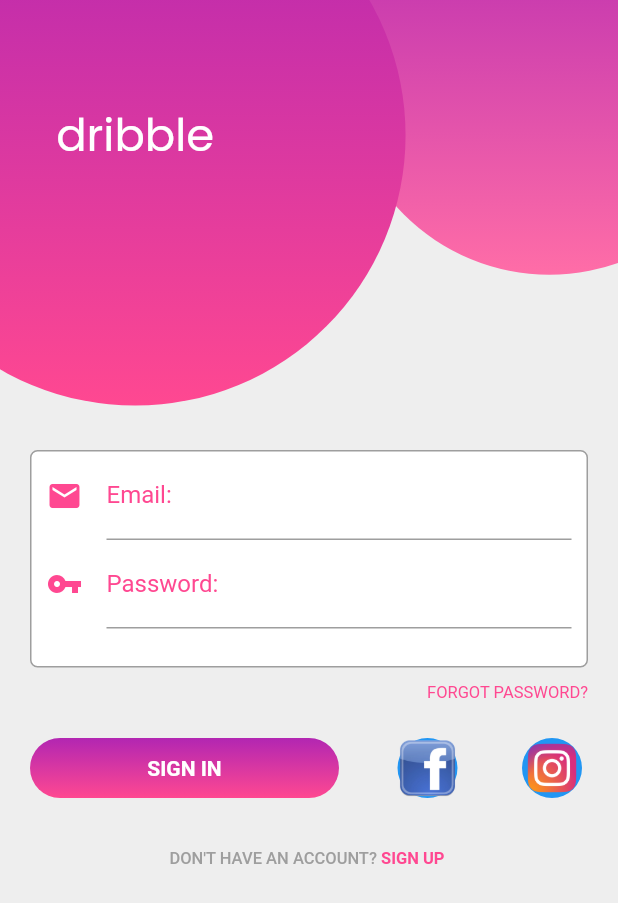
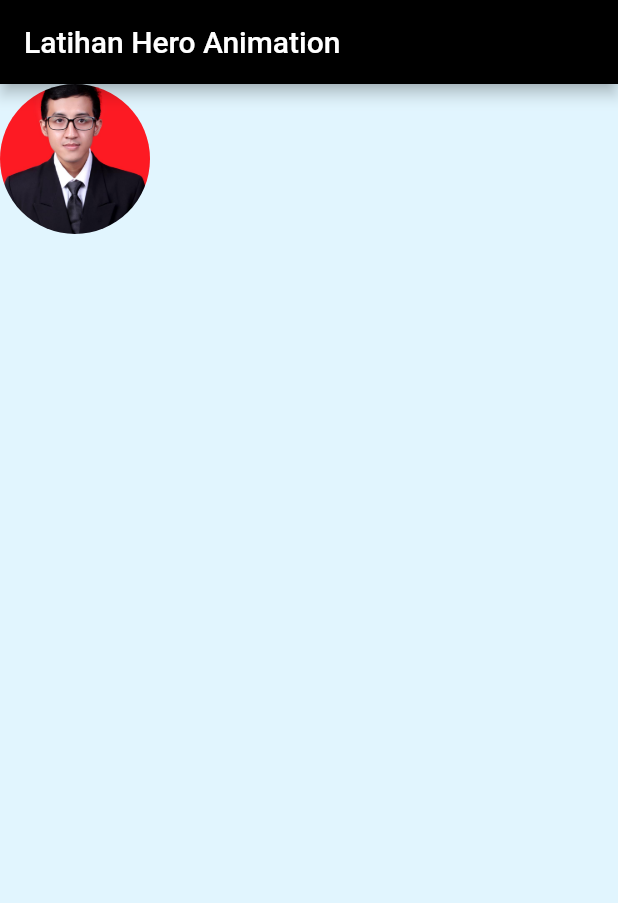
Before and after one commit to bayunugrraha/flutter_example, a Flutter app: the screen it shows after launch, on a phone screen of 412 x 824 dp. Shown: the top 903 px of the screen. Run offline on Flutter 3.47's test engine with Material 2 defaults, Android fonts, the phone set to English and light mode, and no system bars.

Commit message:
hero & cliprrect widget

```diff
--- a/lib/main.dart
+++ b/lib/main.dart
@@ -1,20 +1,79 @@
 import 'package:flutter/material.dart';
-import 'package:flutter_example/main_page.dart';
-import 'package:flutter/services.dart';
 
-void main() {
-  SystemChrome.setPreferredOrientations([DeviceOrientation.portraitUp])
-      .then((_) {
-    runApp(MyApp());
-  });
-}
+void main() => runApp(MyApp());
 
 class MyApp extends StatelessWidget {
   @override
   Widget build(BuildContext context) {
     return MaterialApp(
-      debugShowCheckedModeBanner: false,
       home: MainPage(),
     );
   }
 }
+
+class MainPage extends StatelessWidget {
+  @override
+  Widget build(BuildContext context) {
+    return Scaffold(
+      backgroundColor: Colors.lightBlue[50],
+      appBar: AppBar(
+        backgroundColor: Colors.black,
+        title: Text(
+          "Latihan Hero Animation",
+          style: TextStyle(color: Colors.white),
+        ),
+      ),
+      body: GestureDetector(
+        onTap: () {
+          Navigator.push(context, MaterialPageRoute(builder: (context) {
+            return SecondPage();
+          }));
+        },
+        child: Hero(
+          tag: 'pp',
+          child: ClipRRect(
+            borderRadius: BorderRadius.circular(50),
+            child: Container(
+              width: 100,
+              height: 100,
+              child: Image(
+                  fit: BoxFit.cover,
+                  image: AssetImage("assets/images/Bayu.jpg")),
+            ),
+          ),
+        ),
+      ),
+    );
+  }
+}
+
+class SecondPage extends StatelessWidget {
+  @override
+  Widget build(BuildContext context) {
+    return Scaffold(
+      backgroundColor: Colors.pink[50],
+      appBar: AppBar(
+        backgroundColor: Colors.black,
+        title: Text(
+          "Latihan Hero Animation",
+          style: TextStyle(color: Colors.white),
+        ),
+      ),
+      body: Center(
+        child: Hero(
+          tag: 'pp',
+          child: ClipRRect(
+            borderRadius: BorderRadius.circular(100),
+            child: Container(
+              width: 200,
+              height: 200,
+              child: Image(
+                  fit: BoxFit.cover,
+                  image: AssetImage("assets/images/Bayu.jpg")),
+            ),
+          ),
+        ),
+      ),
+    );
+  }
+}
--- a/lib/main_page.dart
+++ /dev/null
@@ -1,193 +0,0 @@
-import 'package:flutter/material.dart';
-
-class MainPage extends StatelessWidget {
-  double getSmallDiameter(BuildContext context) =>
-      MediaQuery.of(context).size.width * 2 / 3;
-  double getBigDiameter(BuildContext context) =>
-      MediaQuery.of(context).size.width * 7 / 8;
-
-  @override
-  Widget build(BuildContext context) {
-    return Scaffold(
-      backgroundColor: Color(0xFFEEEEEE),
-      body: Stack(
-        children: [
-          Positioned(
-            right: -getSmallDiameter(context) / 3,
-            top: -getSmallDiameter(context) / 3,
-            child: Container(
-              width: getSmallDiameter(context),
-              height: getSmallDiameter(context),
-              decoration: BoxDecoration(
-                  shape: BoxShape.circle,
-                  gradient: LinearGradient(
-                      colors: [Color(0xFFB226B2), Color(0xFFFF6DA7)],
-                      begin: Alignment.topCenter,
-                      end: Alignment.bottomCenter)),
-            ),
-          ),
-          Positioned(
-            left: -getBigDiameter(context) / 4,
-            top: -getBigDiameter(context) / 4,
-            child: Container(
-              child: Center(
-                child: Text(
-                  "dribble",
-                  style: TextStyle(
-                      fontFamily: "Poppins", fontSize: 30, color: Colors.white),
-                ),
-              ),
-              width: getBigDiameter(context),
-              height: getBigDiameter(context),
-              decoration: BoxDecoration(
-                  shape: BoxShape.circle,
-                  gradient: LinearGradient(
-                      colors: [Color(0xFFB226B2), Color(0xFFFF4891)],
-                      begin: Alignment.topCenter,
-                      end: Alignment.bottomCenter)),
-            ),
-          ),
-          Positioned(
-            right: -getBigDiameter(context) / 2,
-            bottom: -getBigDiameter(context) / 2,
-            child: Container(
-              width: getBigDiameter(context),
-              height: getBigDiameter(context),
-              decoration: BoxDecoration(
-                  shape: BoxShape.circle, color: Color(0xFFF3E9EE)),
-            ),
-          ),
-          Align(
-            alignment: Alignment.bottomCenter,
-            child: ListView(
-              children: [
-                Container(
-                  decoration: BoxDecoration(
-                      color: Colors.white,
-                      border: Border.all(color: Colors.grey),
-                      borderRadius: BorderRadius.circular(5)),
-                  margin: EdgeInsets.fromLTRB(20, 300, 20, 10),
-                  padding: EdgeInsets.fromLTRB(10, 0, 10, 25),
-                  child: Column(
-                    children: [
-                      TextField(
-                        decoration: InputDecoration(
-                            icon: Icon(
-                              Icons.email,
-                              color: Color(0xFFFF4891),
-                            ),
-                            focusedBorder: UnderlineInputBorder(
-                                borderSide:
-                                    BorderSide(color: Color(0xFFFF4891))),
-                            labelText: "Email: ",
-                            labelStyle: TextStyle(color: Color(0XFFFF4891))),
-                      ),
-                      TextField(
-                        obscureText: true,
-                        decoration: InputDecoration(
-                            icon: Icon(
-                              Icons.vpn_key,
-                              color: Color(0xFFFF4891),
-                            ),
-                            focusedBorder: UnderlineInputBorder(
-                                borderSide:
-                                    BorderSide(color: Color(0xFFFF4891))),
-                            labelText: "Password: ",
-                            labelStyle: TextStyle(color: Color(0XFFFF4891))),
-                      )
-                    ],
-                  ),
-                ),
-                Align(
-                    alignment: Alignment.centerRight,
-                    child: Container(
-                      margin: EdgeInsets.fromLTRB(0, 0, 20, 20),
-                      child: Text(
-                        "FORGOT PASSWORD?",
-                        style:
-                            TextStyle(color: Color(0xFFFF4891), fontSize: 11),
-                      ),
-                    )),
-                Container(
-                  margin: EdgeInsets.fromLTRB(20, 0, 20, 30),
-                  child: Row(
-                    mainAxisAlignment: MainAxisAlignment.spaceBetween,
-                    children: [
-                      SizedBox(
-                        width: MediaQuery.of(context).size.width * 0.5,
-                        height: 40,
-                        child: Container(
-                          child: Material(
-                            borderRadius: BorderRadius.circular(20),
-                            color: Colors.transparent,
-                            child: InkWell(
-                              borderRadius: BorderRadius.circular(20),
-                              splashColor: Colors.amber,
-                              onTap: () {},
-                              child: Center(
-                                child: Text(
-                                  "SIGN IN",
-                                  style: TextStyle(
-                                      color: Colors.white,
-                                      fontWeight: FontWeight.w700),
-                                ),
-                              ),
-                            ),
-                          ),
-                          decoration: BoxDecoration(
-                              borderRadius: BorderRadius.circular(20),
-                              gradient: LinearGradient(
-                                  colors: [
-                                    Color(0xFFB226B2),
-                                    Color(0xFFFF4891)
-                                  ],
-                                  begin: Alignment.topCenter,
-                                  end: Alignment.bottomCenter)),
-                        ),
-                      ),
-                      FloatingActionButton(
-                        onPressed: () {},
-                        mini: true,
-                        elevation: 0,
-                        child: Image(
-                          image: AssetImage("assets/images/facebook.png"),
-                        ),
-                      ),
-                      FloatingActionButton(
-                        onPressed: () {},
-                        mini: true,
-                        elevation: 0,
-                        child: Image(
-                          image: AssetImage("assets/images/instagram.png"),
-                        ),
-                      )
-                    ],
-                  ),
-                ),
-                Row(
-                  mainAxisAlignment: MainAxisAlignment.center,
-                  children: [
-                    Text(
-                      "DON'T HAVE AN ACCOUNT? ",
-                      style: TextStyle(
-                          fontSize: 11,
-                          color: Colors.grey,
-                          fontWeight: FontWeight.w500),
-                    ),
-                    Text(
-                      "SIGN UP ",
-                      style: TextStyle(
-                          fontSize: 11,
-                          color: Color(0xFFFF4891),
-                          fontWeight: FontWeight.w700),
-                    )
-                  ],
-                )
-              ],
-            ),
-          )
-        ],
-      ),
-    );
-  }
-}
```
